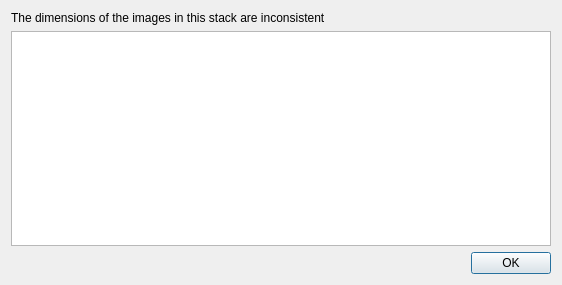
OpenChemistry/tomviz, file tomviz/ImageStackDialog.ui: the form before one commit.
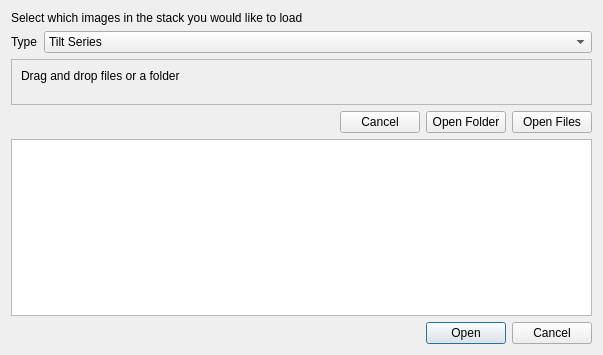
The form after the commit.

Commit message: Refactor the stack dialog

Diff of the .ui file:
```diff
--- a/tomviz/ImageStackDialog.ui
+++ b/tomviz/ImageStackDialog.ui
@@ -6,8 +6,8 @@
    <rect>
     <x>0</x>
     <y>0</y>
-    <width>562</width>
-    <height>285</height>
+    <width>603</width>
+    <height>355</height>
    </rect>
   </property>
   <property name="sizePolicy">
@@ -19,18 +19,11 @@
   <property name="windowTitle">
    <string>Error</string>
   </property>
-  <layout class="QVBoxLayout" name="verticalLayout">
+  <layout class="QVBoxLayout" name="verticalLayout_4">
    <item>
     <widget class="QLabel" name="label">
-     <!-- <property name="font">
-      <font>
-       <pointsize>11</pointsize>
-       <weight>50</weight>
-       <bold>false</bold>
-      </font>
-     </property> -->
      <property name="text">
-      <string>The dimensions of the images in this stack are inconsistent</string>
+      <string>Select which images in the stack you would like to load</string>
      </property>
      <property name="wordWrap">
       <bool>true</bool>
@@ -38,23 +31,149 @@
     </widget>
    </item>
    <item>
-    <widget class="QTableView" name="tableView">
-     <!-- <property name="selectionMode">
-      <enum>QAbstractItemView::NoSelection</enum>
-     </property> -->
-     <attribute name="horizontalHeaderStretchLastSection">
-      <bool>false</bool>
-     </attribute>
+    <layout class="QFormLayout" name="formLayout">
+     <item row="0" column="0">
+      <widget class="QLabel" name="label_2">
+       <property name="text">
+        <string>Type</string>
+       </property>
+      </widget>
+     </item>
+     <item row="0" column="1">
+      <widget class="QComboBox" name="stackType">
+       <property name="enabled">
+        <bool>true</bool>
+       </property>
+       <item>
+        <property name="text">
+         <string>Tilt Series</string>
+        </property>
+       </item>
+       <item>
+        <property name="text">
+         <string>Volume</string>
+        </property>
+       </item>
+      </widget>
+     </item>
+    </layout>
+   </item>
+   <item>
+    <widget class="QWidget" name="emptyContainer" native="true">
+     <layout class="QVBoxLayout" name="verticalLayout_2">
+      <property name="leftMargin">
+       <number>0</number>
+      </property>
+      <property name="topMargin">
+       <number>0</number>
+      </property>
+      <property name="rightMargin">
+       <number>0</number>
+      </property>
+      <property name="bottomMargin">
+       <number>0</number>
+      </property>
+      <item>
+       <layout class="QVBoxLayout" name="emptyLayout">
+        <item>
+         <widget class="QFrame" name="frame">
+          <property name="frameShape">
+           <enum>QFrame::StyledPanel</enum>
+          </property>
+          <property name="frameShadow">
+           <enum>QFrame::Raised</enum>
+          </property>
+          <layout class="QVBoxLayout" name="verticalLayout">
+           <item>
+            <widget class="QLabel" name="label_3">
+             <property name="text">
+              <string>Drag and drop files or a folder</string>
+             </property>
+            </widget>
+           </item>
+           <item>
+            <spacer name="verticalSpacer">
+             <property name="orientation">
+              <enum>Qt::Vertical</enum>
+             </property>
+             <property name="sizeHint" stdset="0">
+              <size>
+               <width>20</width>
+               <height>28</height>
+              </size>
+             </property>
+            </spacer>
+           </item>
+          </layout>
+         </widget>
+        </item>
+        <item>
+         <layout class="QHBoxLayout" name="horizontalLayout">
+          <item>
+           <widget class="QDialogButtonBox" name="buttonBox_2">
+            <property name="standardButtons">
+             <set>QDialogButtonBox::Cancel</set>
+            </property>
+           </widget>
+          </item>
+          <item>
+           <widget class="QPushButton" name="openFolder">
+            <property name="text">
+             <string>Open Folder</string>
+            </property>
+           </widget>
+          </item>
+          <item>
+           <widget class="QPushButton" name="openFile">
+            <property name="text">
+             <string>Open Files</string>
+            </property>
+           </widget>
+          </item>
+         </layout>
+        </item>
+       </layout>
+      </item>
+     </layout>
     </widget>
    </item>
    <item>
-    <widget class="QDialogButtonBox" name="buttonBox">
-     <property name="orientation">
-      <enum>Qt::Horizontal</enum>
-     </property>
-     <property name="standardButtons">
-      <set>QDialogButtonBox::Ok</set>
-     </property>
+    <widget class="QWidget" name="loadedContainer" native="true">
+     <layout class="QVBoxLayout" name="verticalLayout_3">
+      <property name="leftMargin">
+       <number>0</number>
+      </property>
+      <property name="topMargin">
+       <number>0</number>
+      </property>
+      <property name="rightMargin">
+       <number>0</number>
+      </property>
+      <property name="bottomMargin">
+       <number>0</number>
+      </property>
+      <item>
+       <layout class="QVBoxLayout" name="loadedLayout">
+        <item>
+         <widget class="QTableView" name="tableView">
+          <attribute name="horizontalHeaderStretchLastSection">
+           <bool>false</bool>
+          </attribute>
+         </widget>
+        </item>
+        <item>
+         <widget class="QDialogButtonBox" name="buttonBox">
+          <property name="orientation">
+           <enum>Qt::Horizontal</enum>
+          </property>
+          <property name="standardButtons">
+           <set>QDialogButtonBox::Cancel|QDialogButtonBox::Open</set>
+          </property>
+         </widget>
+        </item>
+       </layout>
+      </item>
+     </layout>
     </widget>
    </item>
   </layout>
```
Left out of the diff: 46 changed lines with no effect on the pictures. The commit also changes 9 other files.
